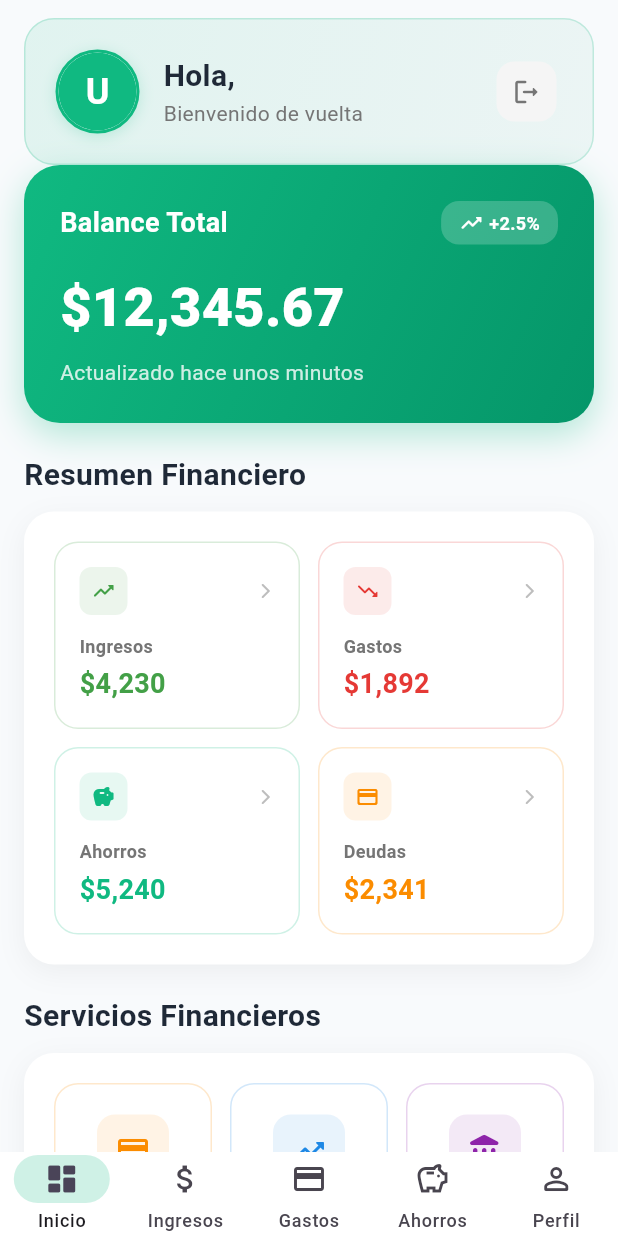
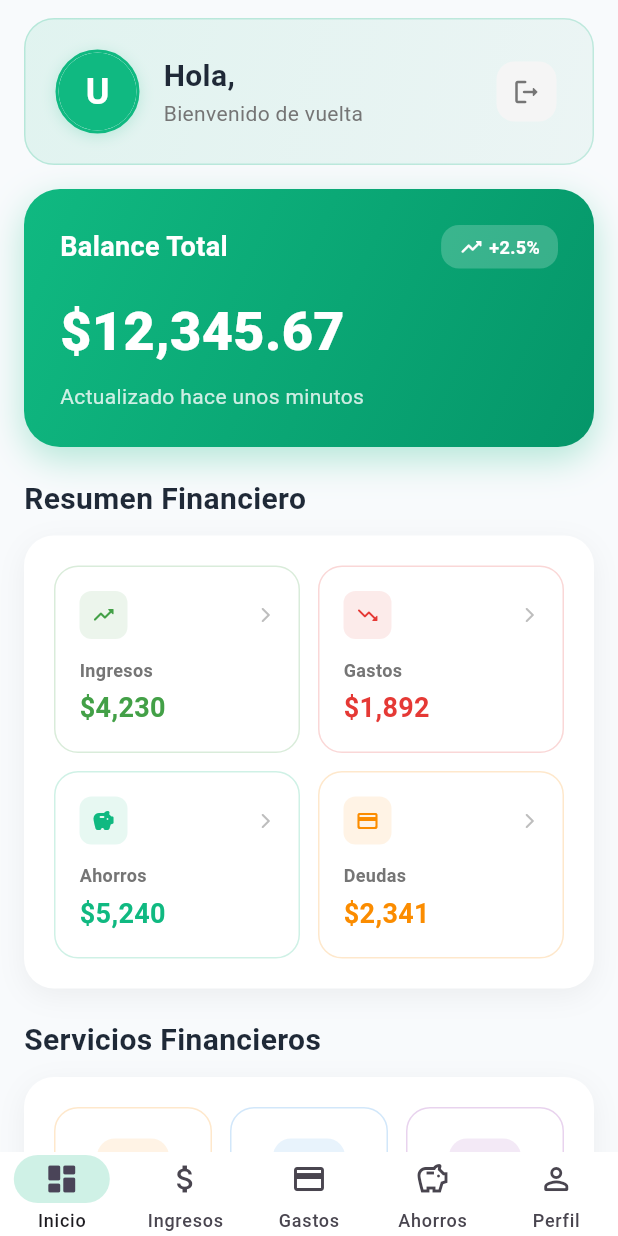
Before and after one commit to DaniielJr10/Wallet-Flow-app-movil, a Flutter app: the screen it shows once a user with an empty profile is signed in, on a phone screen of 412 x 824 dp. Run offline on Flutter 3.47's test engine with Material 3 defaults, Android fonts, the phone set to English and light mode, and no system bars; our stand-ins replace cloud_firestore, firebase_auth, firebase_core, firebase_storage, image_picker, shared_preferences and 1 more; accounts and stored records are empty; Roboto replaces fonts that are missing (SF Pro Text).

Commit message:
se añade espacio entre el saludo personalizado y el balance total en la pantalla principal

```diff
--- a/lib/pantallas/principal.dart
+++ b/lib/pantallas/principal.dart
@@ -589,6 +589,7 @@ class _PantallaPrincipalState extends State<PantallaPrincipal>
           children: [
             // Saludo personalizado
             _buildPersonalizedGreeting(),
+            const SizedBox(height: 16), // Espacio entre perfil y balance
             // Balance total
             _buildBalanceCard(),
             const SizedBox(height: 20),
```
